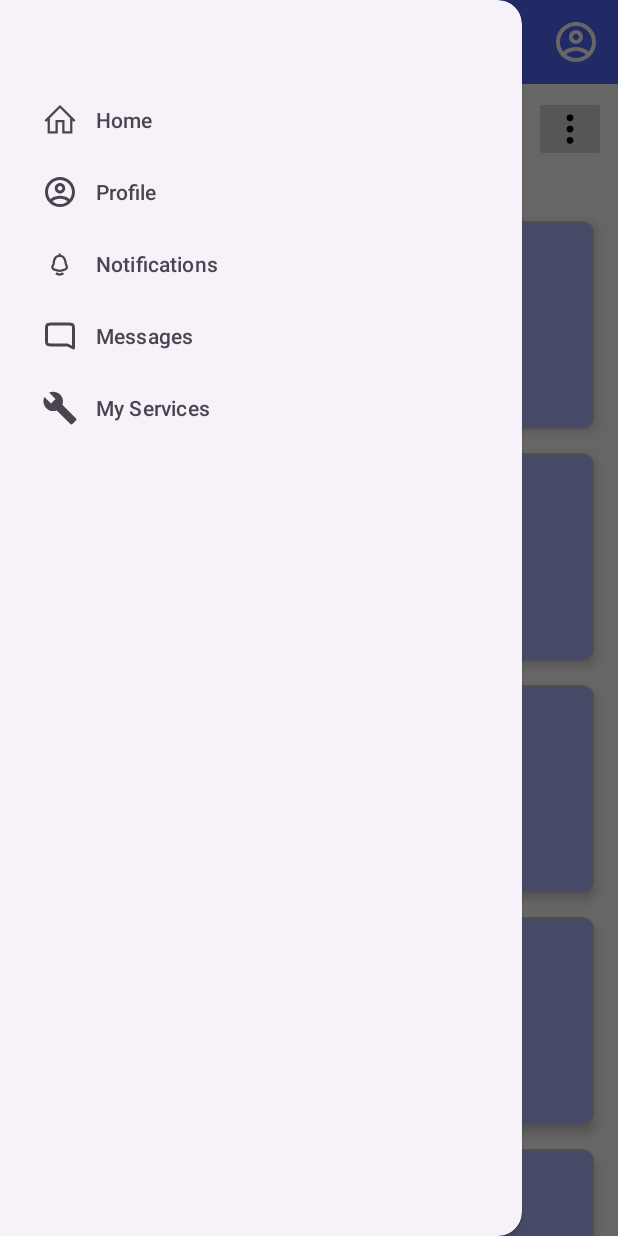
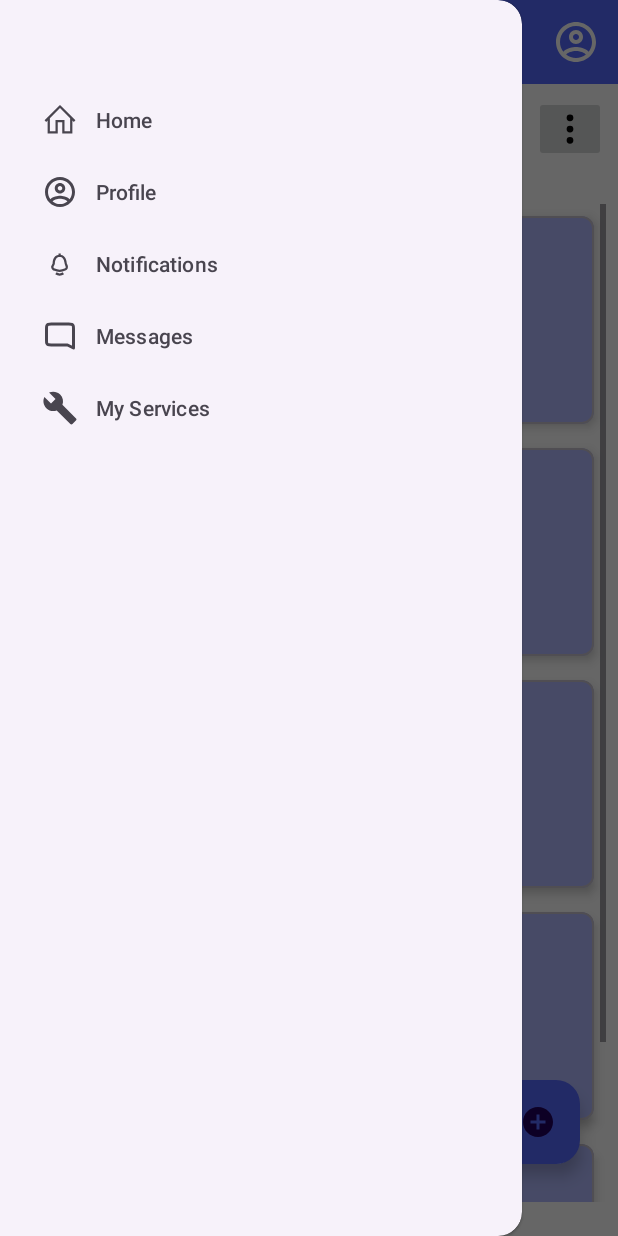
Before and after one commit to nikola-velemir/fusmobilni, an Android app: the ServiceView screen opened through its navigation route, with the side drawer open, on a phone screen of 412 x 824 dp. Run offline under Robolectric (Android 15) with nearby library versions, the phone set to English and light mode, and no system bars; our stand-ins replace navigation-ui.

Commit message:
fixed floating button position

```diff
--- a/app/src/main/res/layout/fragment_service_view.xml
+++ b/app/src/main/res/layout/fragment_service_view.xml
@@ -1,15 +1,18 @@
 <?xml version="1.0" encoding="utf-8"?>
-<FrameLayout xmlns:android="http://schemas.android.com/apk/res/android"
+<androidx.constraintlayout.widget.ConstraintLayout xmlns:android="http://schemas.android.com/apk/res/android"
     xmlns:app="http://schemas.android.com/apk/res-auto"
     android:layout_width="match_parent"
     android:layout_height="match_parent">
 
     <LinearLayout
         android:id="@+id/linearLayout"
-        android:layout_width="match_parent"
+        android:layout_width="0dp"
         android:layout_height="wrap_content"
         android:orientation="horizontal"
-        android:padding="8dp">
+        android:padding="8dp"
+        app:layout_constraintTop_toTopOf="parent"
+        app:layout_constraintStart_toStartOf="parent"
+        app:layout_constraintEnd_toEndOf="parent">
 
         <androidx.appcompat.widget.SearchView
             android:id="@+id/searchView"
@@ -30,20 +33,33 @@
 
     <androidx.recyclerview.widget.RecyclerView
         android:id="@+id/recyclerView"
-        android:layout_width="match_parent"
-        android:layout_height="match_parent"
-        android:layout_marginTop="75dp"
+        android:layout_width="0dp"
+        android:layout_height="0dp"
+        android:layout_marginTop="8dp"
+        android:clipToPadding="false"
         android:padding="8dp"
-        android:clipToPadding="false"
-        android:scrollbars="vertical" />
+        android:scrollbars="vertical"
+        app:layout_constraintBottom_toBottomOf="parent"
+        app:layout_constraintEnd_toEndOf="parent"
+        app:layout_constraintStart_toStartOf="parent"
+        app:layout_constraintTop_toBottomOf="@id/linearLayout" />
 
     <com.google.android.material.floatingactionbutton.FloatingActionButton
         android:id="@+id/floating_action_button"
         android:layout_width="wrap_content"
         android:layout_height="wrap_content"
-        android:layout_gravity="bottom|end"
-        android:layout_margin="16dp"
-        android:backgroundTint="@color/primary_blue_900"
-        app:srcCompat="@drawable/plus_icon" />
+        android:layout_marginStart="295dp"
+        android:layout_marginTop="600dp"
+        android:layout_marginEnd="25dp"
+        android:layout_marginBottom="25dp"
+        android:src="@drawable/plus_icon"
+        android:text="Button"
+        app:backgroundTint="@color/primary_blue_900"
+        app:layout_constraintBottom_toBottomOf="parent"
+        app:layout_constraintEnd_toEndOf="parent"
+        app:layout_constraintHorizontal_bias="1.0"
+        app:layout_constraintStart_toStartOf="parent"
+        app:layout_constraintTop_toBottomOf="@+id/linearLayout"
+        app:layout_constraintVertical_bias="0.0" />
 
-</FrameLayout>
+</androidx.constraintlayout.widget.ConstraintLayout>
```
